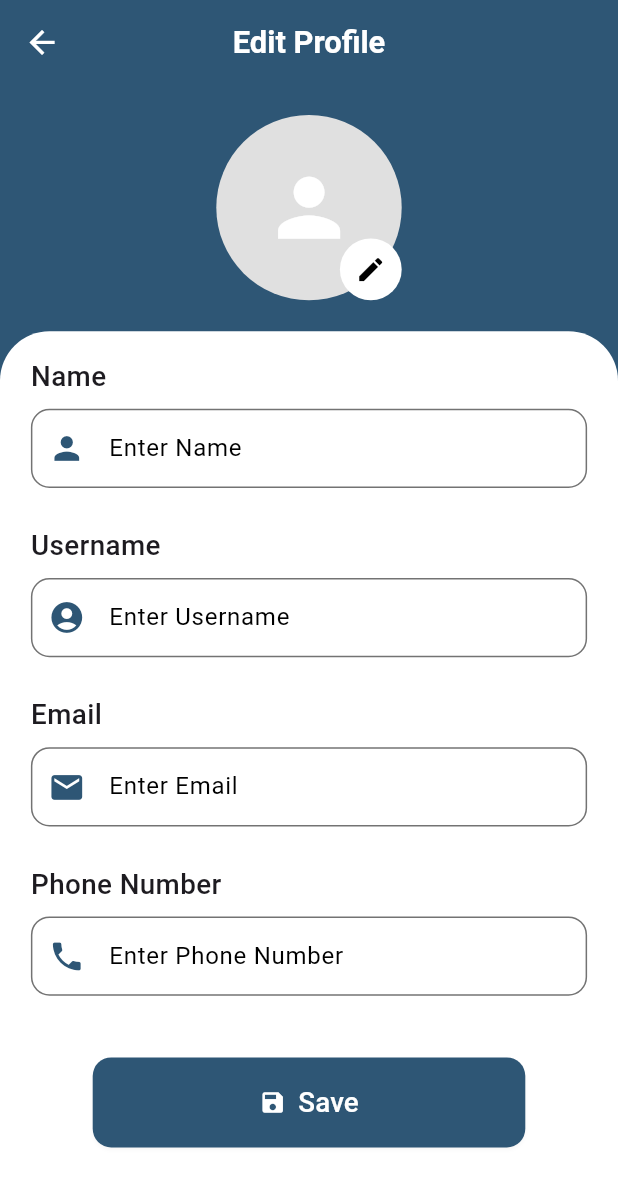
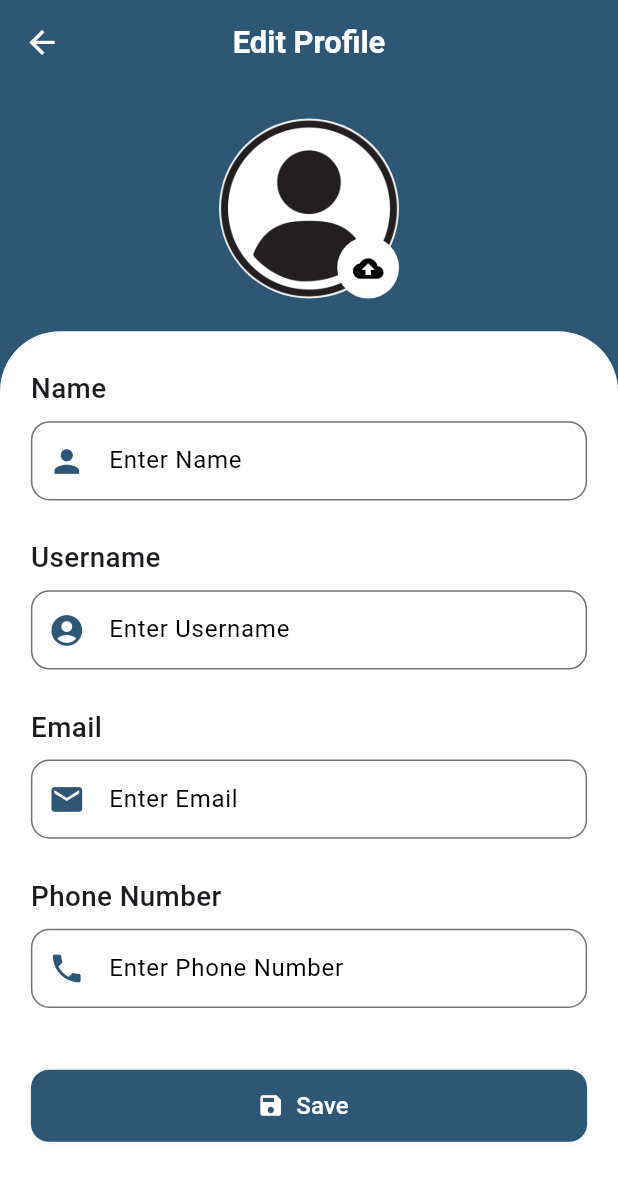
Before and after one commit to aliahmrn/onspot, a Flutter app: the CleanerProfileEditScreen screen opened directly, on a phone screen of 412 x 824 dp. Shown: the top 1187 px of the screen. Run offline on Flutter 3.47's test engine with Material 3 defaults, Android fonts, the phone set to English and light mode, and no system bars; our stand-ins replace device_info_plus, firebase_core, firebase_messaging, flutter_riverpod, flutter_svg, flutter_tts and 4 more; accounts and stored records are empty; network calls fail; project files that could hold a hidden picture were left out.

Commit message:
modified profile logics and register page

```diff
--- a/lib/cleaner/profile_edit.dart
+++ b/lib/cleaner/profile_edit.dart
@@ -5,15 +5,18 @@ import 'package:shared_preferences/shared_preferences.dart';
 import '../providers/profileedit_provider.dart';
 import '../cleaner/main_navigator.dart';
 import '../providers/profile_provider.dart';
+import 'package:logger/logger.dart';
+import '../widget/profile_picture_widget.dart';
 
 class CleanerProfileEditScreen extends ConsumerStatefulWidget {
   const CleanerProfileEditScreen({super.key});
 
   @override
-  ConsumerState<CleanerProfileEditScreen> createState() => _SVProfileEditScreenState();
+  ConsumerState<CleanerProfileEditScreen> createState() =>
+      _CleanerProfileEditScreenState();
 }
 
-class _SVProfileEditScreenState extends ConsumerState<CleanerProfileEditScreen> {
+class _CleanerProfileEditScreenState extends ConsumerState<CleanerProfileEditScreen> {
   late TextEditingController nameController;
   late TextEditingController usernameController;
   late TextEditingController emailController;
@@ -24,10 +27,12 @@ class _SVProfileEditScreenState extends ConsumerState<CleanerProfileEditScreen>
   @override
   void initState() {
     super.initState();
-    // Ensure profile data is loaded when entering the screen
-    Future.microtask(() => ref.refresh(profileLoaderProvider));
-
-    // Initialize controllers with empty strings; values will be updated once data is loaded
+    Future.microtask(() async {
+      if (mounted) {
+        ref.invalidate(profileEditProvider);
+        await ref.read(profileLoaderProvider.future);
+      }
+    });
     nameController = TextEditingController();
     usernameController = TextEditingController();
     emailController = TextEditingController();
@@ -45,6 +50,8 @@ class _SVProfileEditScreenState extends ConsumerState<CleanerProfileEditScreen>
 
   Future<void> _showImageOptions(BuildContext context, WidgetRef ref) async {
     final picker = ImagePicker();
+    final Logger logger = Logger();
+
     final String? action = await showDialog<String>(
       context: context,
       builder: (BuildContext context) {
@@ -68,17 +75,56 @@ class _SVProfileEditScreenState extends ConsumerState<CleanerProfileEditScreen>
       },
     );
 
+    logger.i('💡 User selected action: $action');
+
+    final prefs = await SharedPreferences.getInstance();
+    final token = prefs.getString('token');
+    if (token == null) {
+      ScaffoldMessenger.of(context).showSnackBar(
+        const SnackBar(content: Text('Error: Token not found. Please log in.')),
+      );
+      return;
+    }
+
     if (action == 'Upload') {
       final XFile? image = await picker.pickImage(source: ImageSource.gallery);
       if (image != null) {
-        ref.read(profileEditProvider.notifier).updateProfilePicture(image.path);
+        logger.i('💡 User selected image: ${image.path}');
+        ref.read(profileEditProvider.notifier).updateTempProfilePicture(image.path);
       }
     } else if (action == 'Delete') {
-      ref.read(profileEditProvider.notifier).updateProfilePicture(null);
+      final confirmDelete = await _showDeleteConfirmationDialog(context);
+      if (confirmDelete == true) {
+        logger.i('💡 User confirmed to delete profile picture.');
+        ref.read(profileEditProvider.notifier).handleProfilePictureDeletion(token);
+      }
     }
   }
 
-  Future<bool> _showCancelConfirmationDialog(BuildContext context) async {
+  Future<bool> _showDeleteConfirmationDialog(BuildContext context) async {
+    final bool? result = await showDialog<bool>(
+      context: context,
+      builder: (context) {
+        return AlertDialog(
+          title: const Text('Confirm Deletion'),
+          content: const Text('Are you sure you want to delete your profile picture?'),
+          actions: [
+            TextButton(
+              onPressed: () => Navigator.of(context).pop(false),
+              child: const Text('Cancel'),
+            ),
+            TextButton(
+              onPressed: () => Navigator.of(context).pop(true),
+              child: const Text('Delete'),
+            ),
+          ],
+        );
+      },
+    );
+    return result ?? false;
+  }
+
+  Future<bool> _showCancelConfirmationDialog(BuildContext context, WidgetRef ref) async {
     final bool? result = await showDialog<bool>(
       context: context,
       builder: (BuildContext context) {
@@ -87,32 +133,34 @@ class _SVProfileEditScreenState extends ConsumerState<CleanerProfileEditScreen>
           content: const Text('Are you sure you want to cancel editing? Unsaved changes will be lost.'),
           actions: [
             TextButton(
-              onPressed: () => Navigator.of(context).pop(false), // Stay on the page
+              onPressed: () => Navigator.of(context).pop(false),
               child: const Text('No'),
             ),
             TextButton(
-              onPressed: () => Navigator.of(context).pop(true), // Confirm cancellation
+              onPressed: () {
+                ref.read(profileEditProvider.notifier).cancelChanges();
+                Navigator.of(context).pop(true);
+              },
               child: const Text('Yes'),
             ),
           ],
         );
       },
     );
-    return result ?? false; // Return false if dialog is dismissed
+    return result ?? false;
   }
 
   @override
   Widget build(BuildContext context) {
     final profileLoader = ref.watch(profileLoaderProvider);
     final primaryColor = Theme.of(context).colorScheme.primary;
-    final secondaryColor = Theme.of(context).colorScheme.secondary;
     final screenWidth = MediaQuery.of(context).size.width;
     final screenHeight = MediaQuery.of(context).size.height;
 
     return WillPopScope(
       onWillPop: () async {
-        final shouldExit = await _showCancelConfirmationDialog(context);
-        return shouldExit; // Return true to exit, false to stay
+        final shouldExit = await _showCancelConfirmationDialog(context, ref);
+        return shouldExit;
       },
       child: Scaffold(
         backgroundColor: primaryColor,
@@ -131,70 +179,19 @@ class _SVProfileEditScreenState extends ConsumerState<CleanerProfileEditScreen>
           leading: IconButton(
             icon: Icon(Icons.arrow_back, color: Colors.white, size: screenWidth * 0.06),
             onPressed: () async {
-              final shouldExit = await _showCancelConfirmationDialog(context);
-              if (!context.mounted) return; // Ensure context is still valid
+              final shouldExit = await _showCancelConfirmationDialog(context, ref);
+              if (!context.mounted) return;
               if (shouldExit) Navigator.pop(context);
             },
           ),
         ),
-        body: Stack(
-          children: [
-            // Rounded White Section at the Bottom
-            Positioned(
-              top: screenHeight * 0.20,
-              left: 0,
-              right: 0,
-              bottom: 0,
-              child: Container(
-                decoration: BoxDecoration(
-                  color: Colors.white,
-                  borderRadius: BorderRadius.only(
-                    topLeft: Radius.circular(screenWidth * 0.08),
-                    topRight: Radius.circular(screenWidth * 0.08),
-                  ),
-                ),
-              ),
-            ),
-
-            // Main Profile Content
-            profileLoader.when(
-              loading: () => Stack(
-                children: [
-                  Positioned(
-                    top: 0,
-                    left: 0,
-                    right: 0,
-                    height: screenHeight * 0.25,
-                    child: Container(
-                      decoration: BoxDecoration(
-                        color: primaryColor,
-                        borderRadius: BorderRadius.only(
-                          bottomLeft: Radius.circular(screenWidth * 0.08),
-                          bottomRight: Radius.circular(screenWidth * 0.08),
-                        ),
-                      ),
-                    ),
-                  ),
-                  Positioned(
-                    top: screenHeight * 0.20,
-                    left: 0,
-                    right: 0,
-                    bottom: 0,
-                    child: Container(
-                      decoration: BoxDecoration(
-                        color: secondaryColor,
-                        borderRadius: BorderRadius.only(
-                          topLeft: Radius.circular(screenWidth * 0.08),
-                          topRight: Radius.circular(screenWidth * 0.08),
-                        ),
-                      ),
-                      child: const Center(
-                        child: CircularProgressIndicator(),
-                      ),
-                    ),
-                  ),
-                ],
-              ),
+        body: RefreshIndicator(
+          onRefresh: () async {
+            ref.invalidate(profileLoaderProvider);
+            ref.invalidate(profileEditProvider);
+          },
+          child: profileLoader.when(
+            loading: () => const Center(child: CircularProgressIndicator()),
             error: (error, stackTrace) => Center(
               child: Text(
                 'Error: $error',
@@ -202,143 +199,199 @@ class _SVProfileEditScreenState extends ConsumerState<CleanerProfileEditScreen>
               ),
             ),
             data: (_) {
-                if (!_isInitialized) {
-                  final profileState = ref.read(profileEditProvider);
-                  nameController.text = profileState.name;
-                  usernameController.text = profileState.username;
-                  emailController.text = profileState.email;
-                  phoneController.text = profileState.phone;
+              final profileState = ref.watch(profileEditProvider);
+
+              if (!_isInitialized && !profileState.isLoading && profileState.error == null) {
+                nameController.text = profileState.tempName;
+                usernameController.text = profileState.tempUsername;
+                emailController.text = profileState.tempEmail;
+                phoneController.text = profileState.tempPhone;
                 _isInitialized = true;
               }
-                return _buildProfileContent(context, primaryColor, secondaryColor, screenWidth, screenHeight);
+
+              return _buildProfileContent(
+                context,
+                primaryColor,
+                screenWidth,
+                screenHeight,
+                ref,
+              );
             },
           ),
-          ],
         ),
       ),
     );
   }
 
-  Widget _buildProfileContent(BuildContext context, Color primaryColor, Color secondaryColor, double screenWidth, double screenHeight) {
+  Widget _buildProfileContent(
+    BuildContext context,
+    Color primaryColor,
+    double screenWidth,
+    double screenHeight,
+    WidgetRef ref,
+  ) {
     final notifier = ref.read(profileEditProvider.notifier);
+    final profileState = ref.watch(profileEditProvider);
 
-    return Column(
+    final bool isLoading = profileState.isLoading;
+
+    return Stack(
       children: [
-        SizedBox(
-          height: screenHeight * 0.20,
+        // Profile Picture Section
+        Positioned(
+          top: -20,
+          left: 0,
+          right: 0,
+          height: screenHeight * 0.25,
+          child: Container(
+            decoration: BoxDecoration(
+              color: primaryColor,
+              borderRadius: const BorderRadius.only(
+                bottomLeft: Radius.circular(40),
+                bottomRight: Radius.circular(40),
+              ),
+            ),
             child: Center(
               child: Stack(
                 alignment: Alignment.bottomRight,
                 children: [
-                CircleAvatar(
-                  radius: screenWidth * 0.15,
-                  backgroundColor: Colors.grey[300],
-                  backgroundImage: ref.watch(profileEditProvider).profilePic != null
-                      ? NetworkImage(ref.watch(profileEditProvider).profilePic!)
-                      : null,
-                  child: ref.watch(profileEditProvider).profilePic == null
-                      ? Icon(Icons.person, size: screenWidth * 0.15, color: Colors.white)
-                      : null,
+                  ProfilePictureWidget(
+                    radius: 60,
+                    imageUrl: profileState.tempProfilePic ?? 'assets/images/default.webp',
+                    onTap: isLoading
+                        ? null
+                        : () => _showImageOptions(context, ref),
                   ),
+                  if (!isLoading)
                     GestureDetector(
                       onTap: () => _showImageOptions(context, ref),
                       child: CircleAvatar(
                         radius: screenWidth * 0.05,
                         backgroundColor: Colors.white,
-                    child: Icon(Icons.edit, size: screenWidth * 0.05, color: Colors.black),
+                        child: Icon(
+                          profileState.tempProfilePic == null ? Icons.cloud_upload : Icons.edit,
+                          size: screenWidth * 0.05,
+                          color: Colors.black,
+                        ),
                       ),
                     ),
                 ],
               ),
             ),
           ),
-
-        Expanded(
+        ),
+        // Form Section
+        Positioned(
+          top: screenHeight * 0.2,
+          left: 0,
+          right: 0,
+          bottom: 0,
+          child: Container(
+            padding: EdgeInsets.symmetric(
+              horizontal: screenWidth * 0.05,
+              vertical: screenHeight * 0.03,
+            ),
+            decoration: BoxDecoration(
+              color: Colors.white,
+              borderRadius: const BorderRadius.only(
+                topLeft: Radius.circular(40),
+                topRight: Radius.circular(40),
+              ),
+            ),
             child: SingleChildScrollView(
-            padding: EdgeInsets.symmetric(horizontal: screenWidth * 0.05, vertical: screenHeight * 0.02),
               child: Column(
+                crossAxisAlignment: CrossAxisAlignment.stretch,
                 children: [
                   _buildTextField(
                     label: 'Name',
                     controller: nameController,
                     onChanged: (value) => notifier.updateField('name', value),
+                    enabled: !isLoading,
                   ),
                   SizedBox(height: screenHeight * 0.03),
                   _buildTextField(
                     label: 'Username',
                     controller: usernameController,
                     onChanged: (value) => notifier.updateField('username', value),
+                    enabled: !isLoading,
                   ),
                   SizedBox(height: screenHeight * 0.03),
                   _buildTextField(
                     label: 'Email',
                     controller: emailController,
                     onChanged: (value) => notifier.updateField('email', value),
+                    enabled: !isLoading,
                   ),
                   SizedBox(height: screenHeight * 0.03),
                   _buildTextField(
                     label: 'Phone Number',
                     controller: phoneController,
                     onChanged: (value) => notifier.updateField('phone', value),
+                    enabled: !isLoading,
                   ),
                   SizedBox(height: screenHeight * 0.05),
                   ElevatedButton.icon(
-                  onPressed: () async {
+                    onPressed: isLoading
+                        ? null
+                        : () async {
+                            if (nameController.text.isEmpty || emailController.text.isEmpty) {
+                              ScaffoldMessenger.of(context).showSnackBar(
+                                const SnackBar(content: Text('Name and Email are required')),
+                              );
+                              return;
+                            }
+
                             final prefs = await SharedPreferences.getInstance();
                             final token = prefs.getString('token');
 
                             if (token == null) {
-                      if (!context.mounted) return;
                               ScaffoldMessenger.of(context).showSnackBar(
-                        const SnackBar(content: Text('Error: Token not found. Please log in again.')),
+                                const SnackBar(content: Text('Error: Token not found. Please log in.')),
                               );
                               return;
                             }
 
                             await notifier.saveProfile(token);
-                    final _ = ref.refresh(profileProvider);
-                    ref.read(currentIndexProvider.notifier).state = 3;
+                            ref.invalidate(profileProvider);
+                            await ref.read(profileProvider.future);
 
                             if (!context.mounted) return;
 
-                    showDialog(
-                      context: context,
-                      barrierDismissible: false,
-                      builder: (BuildContext context) {
-                        return AlertDialog(
-                          title: const Text('Success'),
-                          content: const Text('Profile updated successfully!'),
-                          actions: [
-                            TextButton(
-                              onPressed: () {
-                                Navigator.pop(context);
-                                Navigator.pushReplacement(
+                            await _showSuccessDialog(context);
+
+                            Navigator.pushAndRemoveUntil(
                               context,
                               MaterialPageRoute(builder: (_) => const MainNavigator()),
+                              (route) => false,
                             );
                           },
-                              child: const Text('OK'),
+                    icon: isLoading
+                        ? Container()
+                        : const Icon(Icons.save, size: 18),
+                    label: isLoading
+                        ? const SizedBox(
+                            height: 16,
+                            width: 16,
+                            child: CircularProgressIndicator(
+                              strokeWidth: 2,
+                              color: Colors.white,
                             ),
-                          ],
-                        );
-                      },
-                    );
-                  },
-                  icon: const Icon(Icons.save, size: 18, color: Colors.white),
-                  label: Text(
+                          )
+                        : const Text(
                             'Save',
-                    style: TextStyle(color: Colors.white, fontSize: screenWidth * 0.045),
+                            style: TextStyle(fontSize: 16),
                           ),
                     style: ElevatedButton.styleFrom(
                       backgroundColor: primaryColor,
+                      foregroundColor: Colors.white,
                       shape: RoundedRectangleBorder(
-                      borderRadius: BorderRadius.circular(screenWidth * 0.03),
+                        borderRadius: BorderRadius.circular(12),
                       ),
-                    padding: EdgeInsets.symmetric(vertical: screenHeight * 0.02),
-                    minimumSize: Size(screenWidth * 0.7, screenHeight * 0.07),
+                      fixedSize: const Size(200, 48),
                     ),
                   ),
                 ],
+              ),
             ),
           ),
         ),
@@ -350,6 +403,7 @@ class _SVProfileEditScreenState extends ConsumerState<CleanerProfileEditScreen>
     required String label,
     required TextEditingController controller,
     required ValueChanged<String> onChanged,
+    required bool enabled,
   }) {
     final primaryColor = Theme.of(context).colorScheme.primary;
     final screenWidth = MediaQuery.of(context).size.width;
@@ -368,6 +422,7 @@ class _SVProfileEditScreenState extends ConsumerState<CleanerProfileEditScreen>
         TextField(
           controller: controller,
           onChanged: onChanged,
+          enabled: enabled,
           decoration: InputDecoration(
             prefixIcon: Icon(
               _getIconForLabel(label),
@@ -378,10 +433,31 @@ class _SVProfileEditScreenState extends ConsumerState<CleanerProfileEditScreen>
             border: OutlineInputBorder(
               borderRadius: BorderRadius.circular(screenWidth * 0.03),
             ),
-            contentPadding: EdgeInsets.symmetric(horizontal: screenWidth * 0.04, vertical: screenWidth * 0.035),
+            contentPadding: EdgeInsets.symmetric(
+              horizontal: screenWidth * 0.04,
+              vertical: screenWidth * 0.035,
+            ),
           ),
         ),
       ],
+    );
+  }
+
+  Future<void> _showSuccessDialog(BuildContext context) async {
+    await showDialog(
+      context: context,
+      builder: (context) {
+        return AlertDialog(
+          title: const Text('Success'),
+          content: const Text('Your profile has been updated successfully!'),
+          actions: [
+            TextButton(
+              onPressed: () => Navigator.of(context).pop(),
+              child: const Text('OK'),
+            ),
+          ],
+        );
+      },
     );
   }
 
--- a/pubspec.yaml
+++ b/pubspec.yaml
@@ -66,3 +66,4 @@ flutter:
     - assets/images/toilet.svg
     - assets/images/welcome_vacuum.png
     - assets/images/welcome.svg
+    - assets/images/default.webp
```
Also changed, not shown: lib/providers/profile_provider.dart (+20 -8 lines), lib/providers/profileedit_provider.dart (+159 -40 lines), lib/register.dart (+76 -16 lines), lib/service/profile_service.dart (+35 -13 lines), assets/images/default.webp (added). Lines whose indentation alone changed are shown as unchanged.
